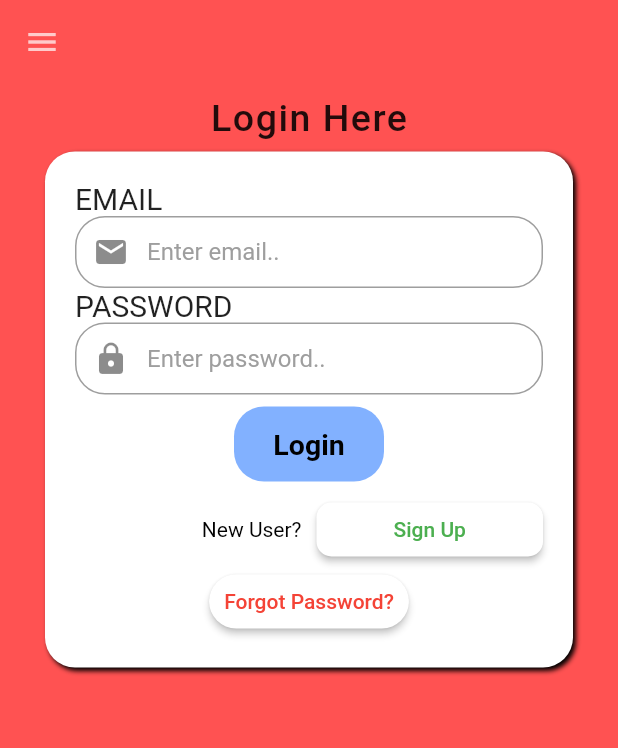
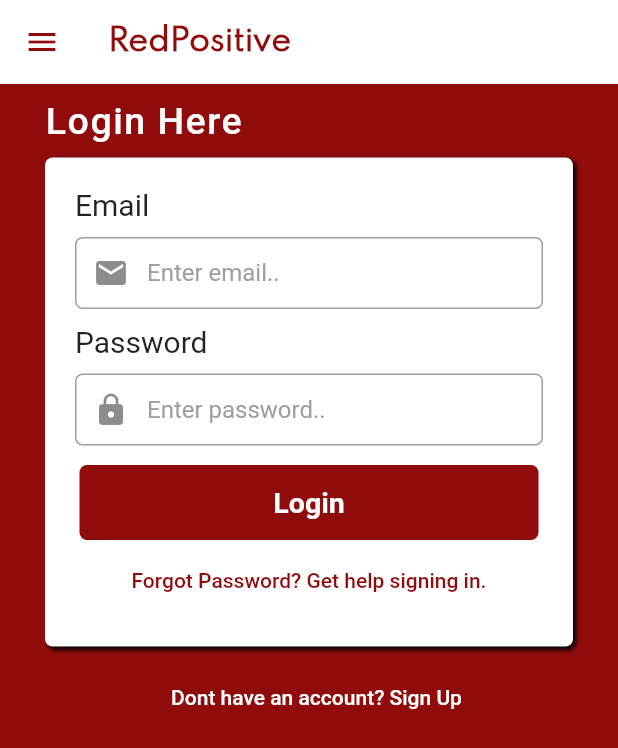
Before and after one commit to ritvikjoshi79/Redpositive_AppIntern_2_project, a Flutter app: the screen it shows after launch, on a phone screen of 412 x 824 dp. Shown: the top 748 px of the screen. Run offline on Flutter 3.47's test engine with Material 2 defaults, Android fonts, the phone set to English and light mode, and no system bars; our stand-ins replace cloud_firestore, firebase_auth; accounts and stored records are empty.

Commit message:
Update loginpage.dart

```diff
--- a/lib/NotSignIn/loginpage.dart
+++ b/lib/NotSignIn/loginpage.dart
@@ -52,7 +52,7 @@ final FirebaseAuth _auth = FirebaseAuth.instance;
           fontSize: 16.0,
         ),
         border: OutlineInputBorder(
-          borderRadius: BorderRadius.circular(20.0),
+          borderRadius: BorderRadius.circular(5.0),
         ),
         prefixIcon: hintText == "Enter email.." ? Icon(Icons.email) : Icon(Icons.lock),
         suffixIcon: hintText == "Password"
@@ -72,12 +72,17 @@ final FirebaseAuth _auth = FirebaseAuth.instance;
   Widget build(BuildContext context) {
     return Scaffold(
 
-      backgroundColor: Colors.redAccent,
+      backgroundColor:  Color(0xff900C0C),
+      appBar: AppBar( title: Text('RedPositive',
+        style: TextStyle(
+          color: Color(0xff900C0C),
+          fontWeight: FontWeight.bold,
+          fontFamily: 'Spartan',
+        ),),
 
-      appBar: AppBar(
         elevation: 0.0,
-        iconTheme: IconThemeData(color: Colors.white70), // change the drawer burger color,
-        backgroundColor: Colors.redAccent,
+        iconTheme: IconThemeData(color:  Color(0xff900C0C) ), // change the drawer burger color,
+        backgroundColor: Colors.white,
       ),
       drawer: Burger(),
       body: Container(
@@ -87,18 +92,19 @@ final FirebaseAuth _auth = FirebaseAuth.instance;
         child: SingleChildScrollView(
           child: Column(
             mainAxisAlignment: MainAxisAlignment.center,
-            crossAxisAlignment: CrossAxisAlignment.center,
+            crossAxisAlignment: CrossAxisAlignment.start,
             children: <Widget>[
               Padding(
-                padding: const EdgeInsets.all(8.0),
+                padding: const EdgeInsets.symmetric(horizontal: 30.0, vertical: 10.0),
                 child: Text('Login Here',
                     textAlign: TextAlign.left, style: TextStyle(fontSize: 25.0 ,
-                        fontWeight: FontWeight.w500 , letterSpacing: 1)),
+                        fontWeight: FontWeight.w500 , letterSpacing: 1, color: Colors.white
+                    )),
               ),
               Container(
                 padding: EdgeInsets.all(20.0),
                 decoration: BoxDecoration(
-                    borderRadius: BorderRadius.circular(20.0),
+                    borderRadius: BorderRadius.circular(5.0),
                     color: Colors.white,
                     boxShadow: [BoxShadow(
                       color:  Colors.black,
@@ -110,18 +116,21 @@ final FirebaseAuth _auth = FirebaseAuth.instance;
                 child: Form( key: _formkey,
                   child: Column( crossAxisAlignment: CrossAxisAlignment.start,
                     children: <Widget>[
-                      Text('EMAIL',
+                      Text('Email',
                           textDirection: TextDirection.ltr,
                           textAlign: TextAlign.left,
-                          style: TextStyle(fontSize: 20.0)),
+                          style: TextStyle(fontSize: 20.0)),SizedBox( height : 10),
                       buildTextField("Enter email..", emailcon),
-                      Text('PASSWORD',
+                      SizedBox( height : 10),
+                      Text('Password',
                           textAlign: TextAlign.left,
                           style: TextStyle(fontSize: 20.0)),
+                      SizedBox( height : 10),
                       buildTextField("Enter password.." , pwdcon),
+                      SizedBox( height : 10),
                       Center(
                         child: Padding(
-                          padding: const EdgeInsets.all(8.0),
+                         padding : const EdgeInsets.all(3.0),
                           child: GestureDetector(
                             onTap: () async{
                              AuthResult res;
@@ -149,15 +158,15 @@ final FirebaseAuth _auth = FirebaseAuth.instance;
                             },
                             child: Container(
                               height: 50,
-                              width: 100,
+                              width: 7000,
                               decoration: BoxDecoration(
-                                  color: Colors.blueAccent[100],
-                                  borderRadius: BorderRadius.circular(20)
+                                  color:  Color(0xff900C0C),
+                                  borderRadius: BorderRadius.circular(5.0)
                               ),
                               child: Center(
                                 child: Text(
                                   'Login',
-                                  style: TextStyle(color: Colors.black ,
+                                  style: TextStyle(color: Colors.white ,
                                       fontWeight: FontWeight.bold,
                                       fontSize: 19),
                                 ),
@@ -166,46 +175,17 @@ final FirebaseAuth _auth = FirebaseAuth.instance;
                           ),
                         ),
                       ),
-                      Row(
-                        children: <Widget>[
-                          Expanded(
-                            child: Text(
-                              'New User?',
-                              textAlign: TextAlign.right,
-                              style: TextStyle(color: Colors.black),
-                            ),
-                          ),
-                          SizedBox(width: 10,),
-                          Expanded(
-                            child: RaisedButton(
-                              padding: EdgeInsets.symmetric(horizontal: 1.0),
-                              color: Colors.white,
-                              shape: RoundedRectangleBorder(
-                                borderRadius: BorderRadius.all(Radius.circular(10.0)),
-                              ),
-                              child: Text(
-                                'Sign Up',
-                                textAlign: TextAlign.left,
-                                style: TextStyle(color: Colors.green),
-                              ),
-                              onPressed: () {
-                                Navigator.push(context,MaterialPageRoute(builder: (context)=> SignIn()));
-                              },
-                            ),
-                          ),
-                        ],
-                      ),
+
                       Row( mainAxisAlignment: MainAxisAlignment.center,
                         children: <Widget>[
-                          RaisedButton(
+                          FlatButton(
                             padding: EdgeInsets.symmetric(horizontal: 10.0),
                             color: Colors.white,
-                            shape: RoundedRectangleBorder(
-                              borderRadius: BorderRadius.all(Radius.circular(20.0)),
-                            ),
+
                             child: Text(
-                              'Forgot Password?',
-                              style: TextStyle(color: Colors.red),
+                              'Forgot Password? Get help signing in.',
+                              style: TextStyle(color:  Color(0xff900C0C),),
+
                             ),
                             onPressed: () {},
                           ),
@@ -215,7 +195,30 @@ final FirebaseAuth _auth = FirebaseAuth.instance;
                   ),
                 ),
               ),
-            ],
+              Padding(padding: const EdgeInsets.symmetric(horizontal: 30.0, vertical: 10.0),
+                child: Row(mainAxisAlignment: MainAxisAlignment.start,
+                  children: <Widget>[
+                    SizedBox(width: 10,),
+                    Expanded(
+                      child: FlatButton(
+                        padding: EdgeInsets.symmetric(),
+                        color:  Color(0xff900C0C),
+                        shape: RoundedRectangleBorder(
+                          borderRadius: BorderRadius.all(Radius.circular(0.0)),
+                        ),
+                        child: Text(
+                          'Dont have an account? Sign Up',
+                          textAlign: TextAlign.left,
+                          style: TextStyle(color: Colors.white),
+                        ),
+                        onPressed: () {
+                          Navigator.push(context,MaterialPageRoute(builder: (context)=> SignIn()));
+                        },
+                      ),
+                    ),
+                  ],
+                ),
+              ), ],
           ),
         ),
       ),
```
